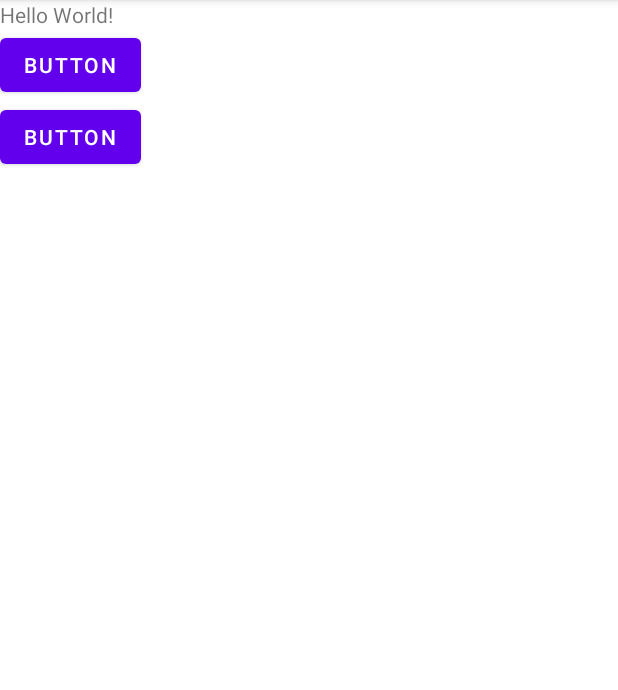
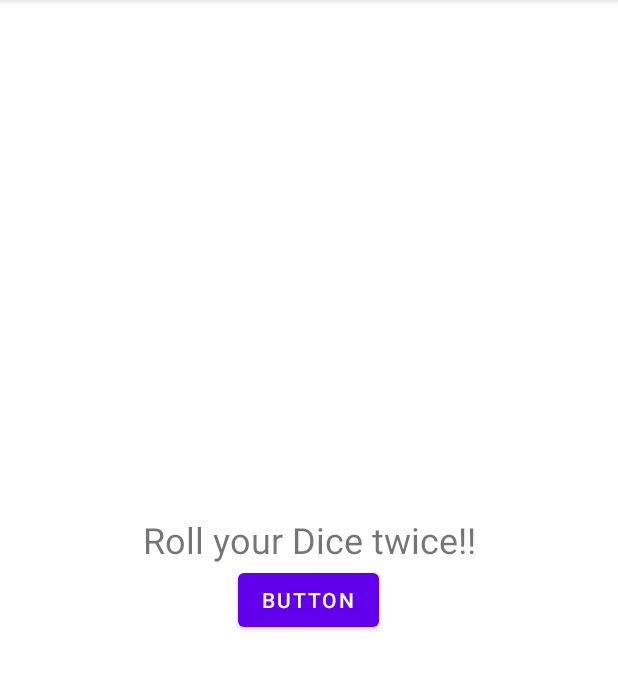
Before and after one commit to munFung/exampleRepo, an Android app: the screen it shows after launch (MainActivity), on a phone screen of 412 x 824 dp, the part 84-774 px from its top. Run offline under Robolectric (Android 15) with nearby library versions, the phone set to English and light mode, and no system bars.

Commit message:
- Added txtView - Added Button - Added click

```diff
--- a/app/src/main/java/com/example/practicalproject/MainActivity.kt
+++ b/app/src/main/java/com/example/practicalproject/MainActivity.kt
@@ -2,10 +2,23 @@ package com.example.practicalproject
 
 import androidx.appcompat.app.AppCompatActivity
 import android.os.Bundle
+import android.widget.Button
+import android.widget.TextView
+import android.widget.Toast
 
 class MainActivity : AppCompatActivity() {
     override fun onCreate(savedInstanceState: Bundle?) {
         super.onCreate(savedInstanceState)
         setContentView(R.layout.activity_main)
+
+        //get the button view from layout and assign a click listener to it
+        val rollButton: Button = findViewById(R.id.button3)
+        rollButton.setOnClickListener{ rollDice() }
+    }
+    private fun rollDice() {
+        Toast.makeText(this, "Dice is rolling", Toast.LENGTH_SHORT).show()
+        val randomInt = (1..6).random()
+        val resultText: TextView = findViewById(R.id.helloWorld)
+        resultText.text = randomInt.toString()
     }
 }
--- a/app/src/main/res/layout/activity_main.xml
+++ b/app/src/main/res/layout/activity_main.xml
@@ -4,33 +4,24 @@
     xmlns:tools="http://schemas.android.com/tools"
     android:layout_width="match_parent"
     android:layout_height="match_parent"
+    android:layout_gravity="center_horizontal"
+    android:gravity="center_vertical"
     android:orientation="vertical"
     tools:context=".MainActivity">
 
     <TextView
         android:id="@+id/helloWorld"
-        android:layout_width="wrap_content"
+        android:layout_width="match_parent"
         android:layout_height="wrap_content"
-        android:text="Hello World!"
-        app:layout_constraintBottom_toBottomOf="parent"
-        app:layout_constraintEnd_toEndOf="parent"
-        app:layout_constraintStart_toStartOf="parent"
-        app:layout_constraintTop_toTopOf="parent" />
+        android:gravity="center"
+        android:text="@string/txtNum"
+        android:textSize="24sp" />
 
     <Button
         android:id="@+id/button3"
         android:layout_width="wrap_content"
         android:layout_height="wrap_content"
-        android:text="Button"
-        tools:layout_editor_absoluteX="92dp"
-        tools:layout_editor_absoluteY="153dp" />
+        android:layout_gravity="center_horizontal"
+        android:text="Button" />
 
-    <Button
-        android:id="@+id/button4"
-        android:layout_width="wrap_content"
-        android:layout_height="wrap_content"
-        android:text="Button"
-        tools:layout_editor_absoluteX="245dp"
-        tools:layout_editor_absoluteY="437dp" />
-<!--aasdsda-->
 </LinearLayout>
--- a/app/src/main/res/values/strings.xml
+++ b/app/src/main/res/values/strings.xml
@@ -1,3 +1,5 @@
 <resources>
     <string name="app_name">Practical Project</string>
+    <string name="TxtNumber">Roll your dice</string>
+    <string name="txtNum">Roll your Dice twice!!</string>
 </resources>
```
